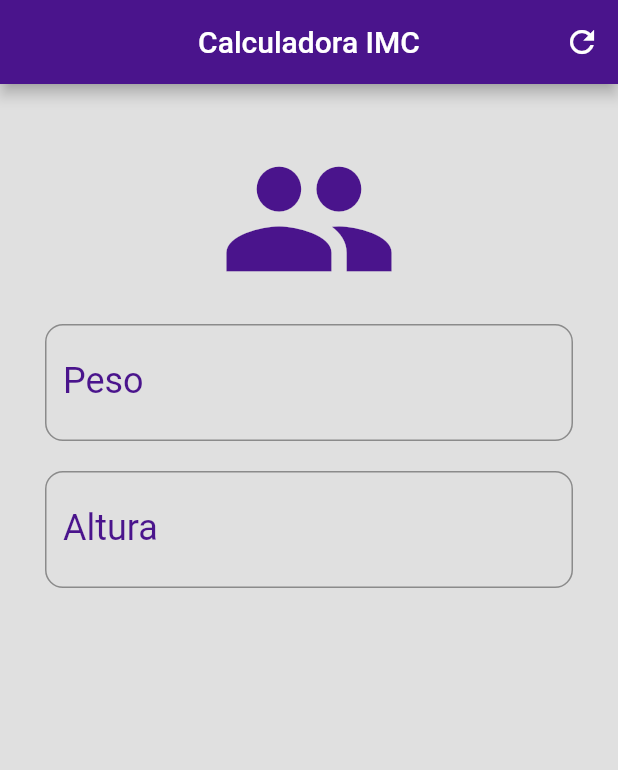
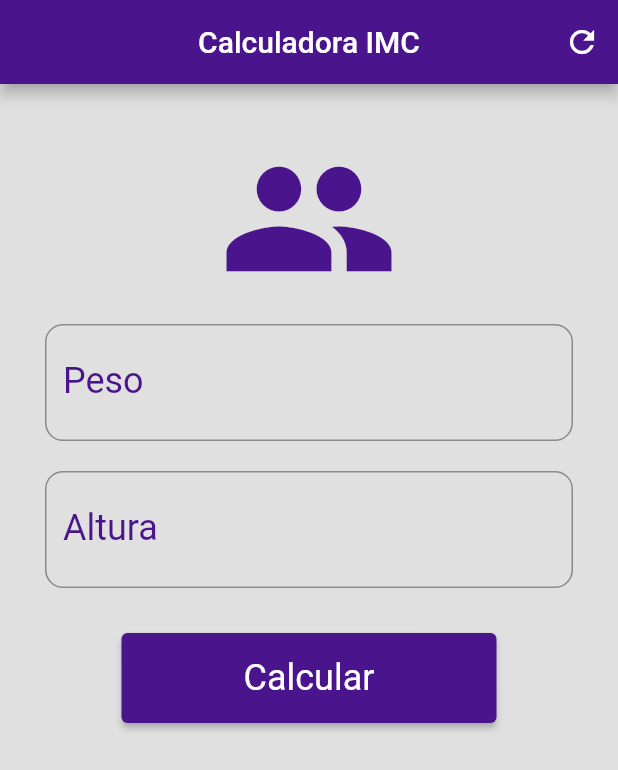
Before and after one commit to Doni-zete/Projetos-flutter, a Flutter app: the screen it shows after launch, on a phone screen of 412 x 824 dp. Shown: the top 770 px of the screen. Run offline on Flutter 3.47's test engine with Material 2 defaults, Android fonts, the light colour scheme and no system bars.

Commit message:
botão calcular

```diff
--- a/app_05_imc/lib/main.dart
+++ b/app_05_imc/lib/main.dart
@@ -29,6 +29,15 @@ void main(){
             color: Colors.purple.shade600,
           ),
         ),
+
+        //aparencia do botão
+        elevatedButtonTheme: ElevatedButtonThemeData(
+          style:ElevatedButton.styleFrom(
+            primary: Colors.purple.shade900,
+            textStyle:  TextStyle(
+              fontSize:24,
+            )
+          ))
 
       ),
 
@@ -80,6 +89,7 @@ class _TelaPrincipalState extends State<TelaPrincipal> {
 
             campoTexto('Peso'),
             campoTexto('Altura'),
+            botao('Calcular'),
 
           ],
         ),
@@ -115,4 +125,22 @@ class _TelaPrincipalState extends State<TelaPrincipal> {
     );
   }
 
+
+  //
+  //Botão
+  //
+  Widget botao(rotulo){
+    return Container(
+      width: 250,
+      height: 80,
+      padding: EdgeInsets.only(top:20),
+      child:  ElevatedButton(
+        child: Text(rotulo),
+        onPressed: (){
+          print('botao calcular pressionado!');
+        },
+      ),
+    );
+  }
+
 }
```
